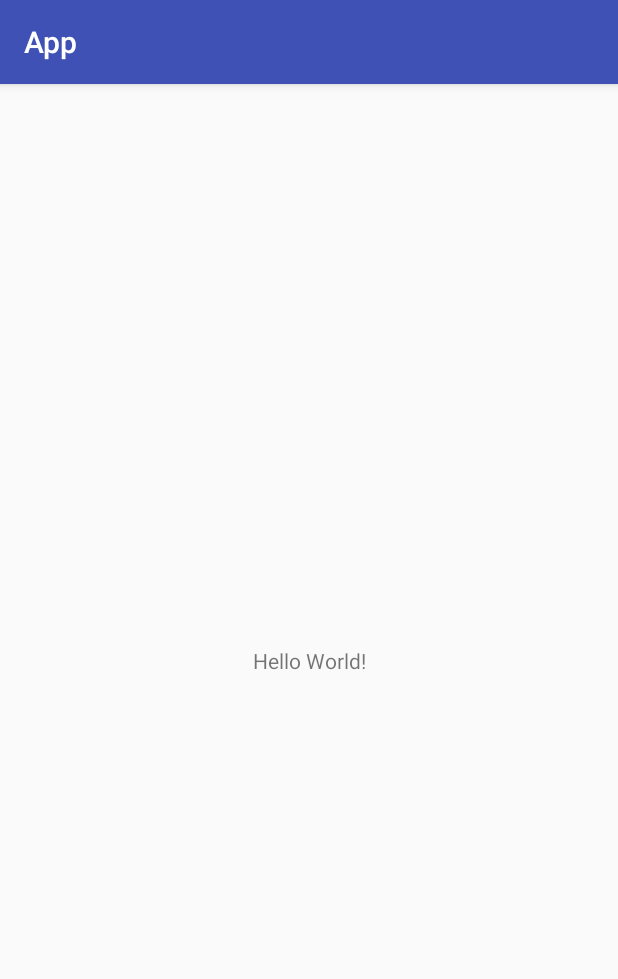
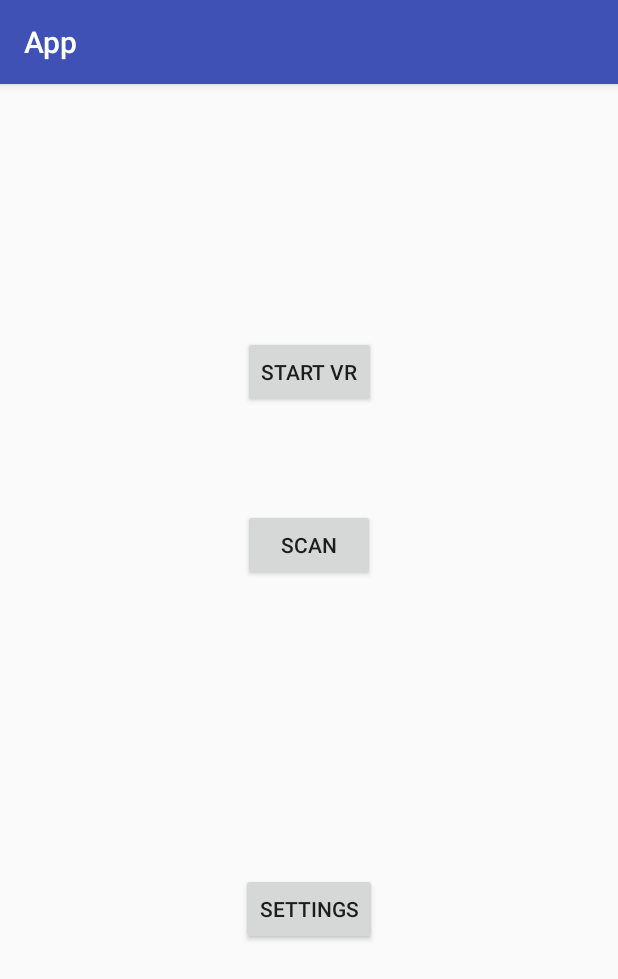
Before and after one commit to cubuc/SW-Projekt-5.1, an Android app: the screen it shows after launch (MainActivity), on a phone screen of 412 x 824 dp. Shown: the top 979 px of the screen. Run offline under Robolectric (Android 15) with nearby library versions, the phone set to English and light mode, and no system bars.

Commit message:
added first basic gui and added stuff for webvr

```diff
--- a/App/app/src/main/java/com/example/gero/app/MainActivity.java
+++ b/App/app/src/main/java/com/example/gero/app/MainActivity.java
@@ -1,7 +1,11 @@
 package com.example.gero.app;
 
+import android.content.Intent;
+import android.net.Uri;
 import android.support.v7.app.AppCompatActivity;
 import android.os.Bundle;
+import android.view.View;
+import android.widget.Button;
 
 public class MainActivity extends AppCompatActivity {
 
@@ -9,5 +13,17 @@ public class MainActivity extends AppCompatActivity {
     protected void onCreate(Bundle savedInstanceState) {
         super.onCreate(savedInstanceState);
         setContentView(R.layout.activity_main);
+
+        final Button button = (Button) findViewById(R.id.startVR);
+        button.setOnClickListener(new View.OnClickListener() {
+            public void onClick(View v) {
+                String url = "http://localhost:12345";
+                Intent i = new Intent(Intent.ACTION_VIEW, Uri.parse(url));
+                i.addFlags(Intent.FLAG_ACTIVITY_NEW_TASK);
+                i.setPackage("com.android.chrome");
+                    startActivity(i);
+            }
+        });
+
     }
 }
--- a/App/app/src/main/res/layout/activity_main.xml
+++ b/App/app/src/main/res/layout/activity_main.xml
@@ -6,13 +6,43 @@
     android:layout_height="match_parent"
     tools:context="com.example.gero.app.MainActivity">
 
-    <TextView
+    <Button
+        android:id="@+id/startVR"
         android:layout_width="wrap_content"
         android:layout_height="wrap_content"
-        android:text="Hello World!"
+        android:text="Start VR"
+        android:layout_marginLeft="8dp"
+        app:layout_constraintLeft_toLeftOf="parent"
+        android:layout_marginRight="8dp"
+        app:layout_constraintRight_toRightOf="parent"
+        app:layout_constraintTop_toTopOf="parent"
+        android:layout_marginTop="168dp"
+        app:layout_constraintHorizontal_bias="0.501" />
+
+    <Button
+        android:id="@+id/liveData"
+        android:layout_width="wrap_content"
+        android:layout_height="wrap_content"
+        android:layout_marginTop="67dp"
+        android:text="Scan"
+        app:layout_constraintTop_toBottomOf="@+id/startVR"
+        android:layout_marginLeft="8dp"
+        app:layout_constraintLeft_toLeftOf="parent"
+        android:layout_marginRight="8dp"
+        app:layout_constraintRight_toRightOf="parent" />
+
+    <Button
+        android:id="@+id/settings"
+        android:layout_width="wrap_content"
+        android:layout_height="wrap_content"
+        android:text="Settings"
+        android:layout_marginTop="8dp"
+        app:layout_constraintTop_toBottomOf="@+id/liveData"
         app:layout_constraintBottom_toBottomOf="parent"
+        android:layout_marginBottom="8dp"
+        android:layout_marginLeft="8dp"
         app:layout_constraintLeft_toLeftOf="parent"
-        app:layout_constraintRight_toRightOf="parent"
-        app:layout_constraintTop_toTopOf="parent" />
+        android:layout_marginRight="8dp"
+        app:layout_constraintRight_toRightOf="parent" />
 
 </android.support.constraint.ConstraintLayout>
```
Also changed, not shown: 5 other files.
